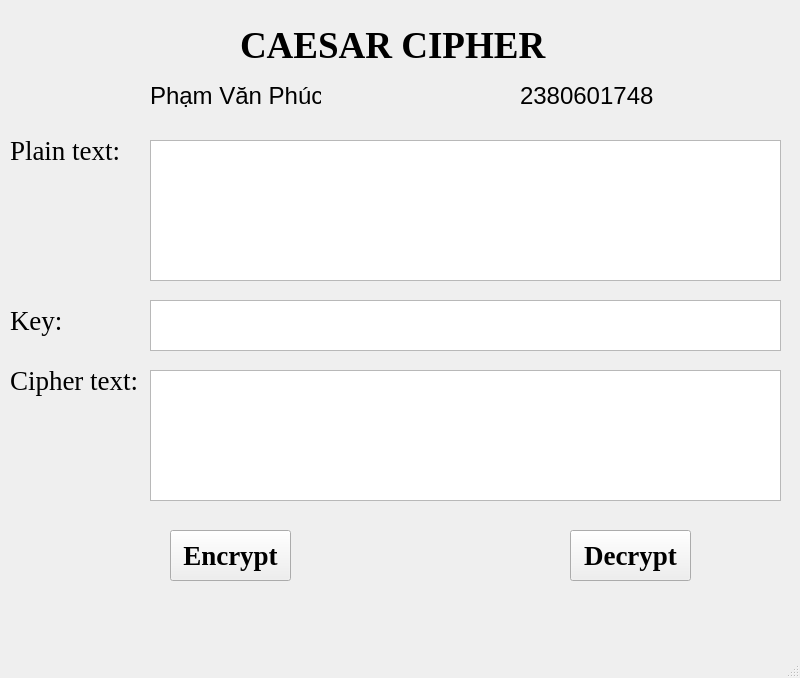
PhamVanPhuc1748/bmttnc-hutech-2380601748, file lab03/ui/caesar.ui: the form before one commit.
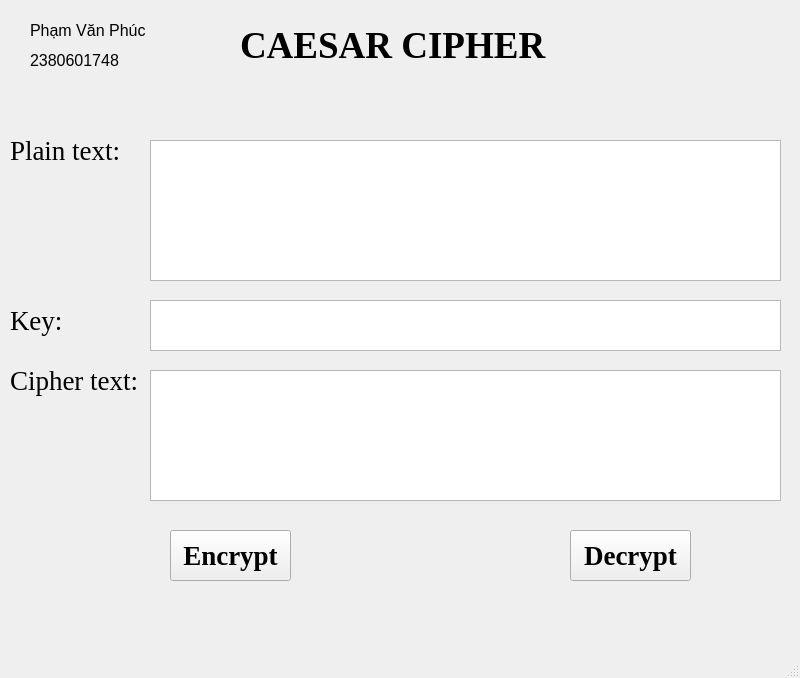
The form after the commit.

The edit to the form file:
```diff
--- a/lab03/ui/caesar.ui
+++ b/lab03/ui/caesar.ui
@@ -182,15 +182,15 @@
    <widget class="QLabel" name="label_5">
     <property name="geometry">
      <rect>
-      <x>150</x>
-      <y>80</y>
-      <width>171</width>
-      <height>31</height>
+      <x>30</x>
+      <y>20</y>
+      <width>121</width>
+      <height>21</height>
      </rect>
     </property>
     <property name="font">
      <font>
-      <pointsize>18</pointsize>
+      <pointsize>12</pointsize>
      </font>
     </property>
     <property name="text">
@@ -200,15 +200,15 @@
    <widget class="QLabel" name="label_6">
     <property name="geometry">
      <rect>
-      <x>520</x>
-      <y>80</y>
-      <width>171</width>
-      <height>31</height>
+      <x>30</x>
+      <y>50</y>
+      <width>121</width>
+      <height>21</height>
      </rect>
     </property>
     <property name="font">
      <font>
-      <pointsize>18</pointsize>
+      <pointsize>12</pointsize>
      </font>
     </property>
     <property name="text">
```
Left out of the diff: 4 changed lines with no effect on the pictures.
